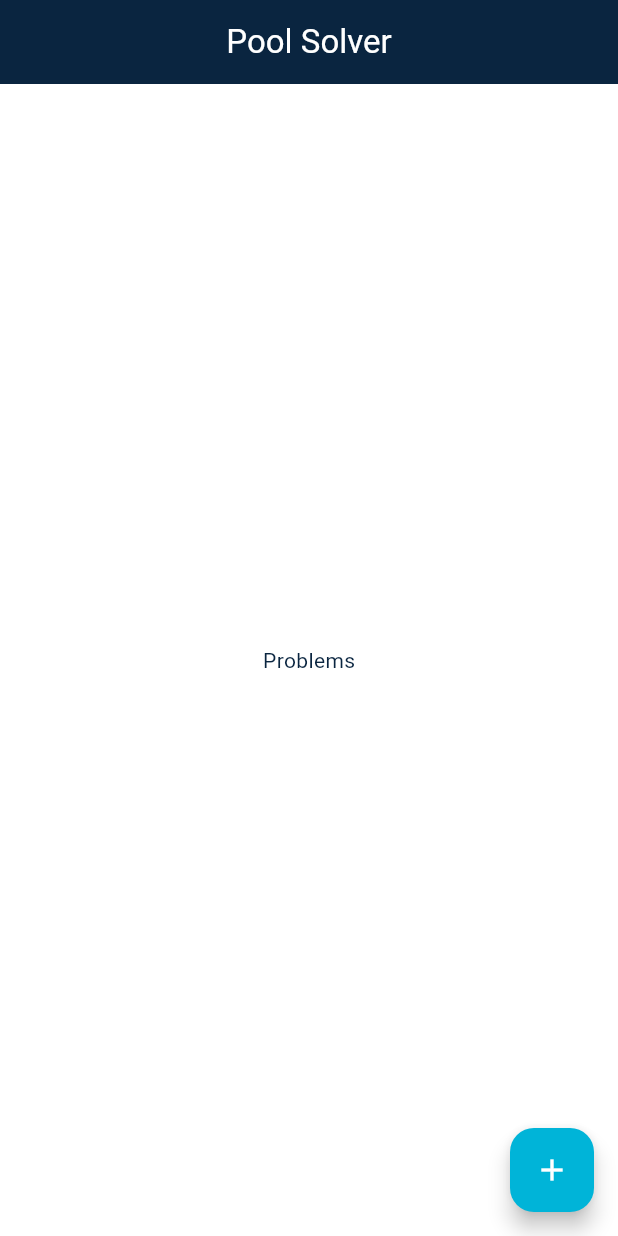
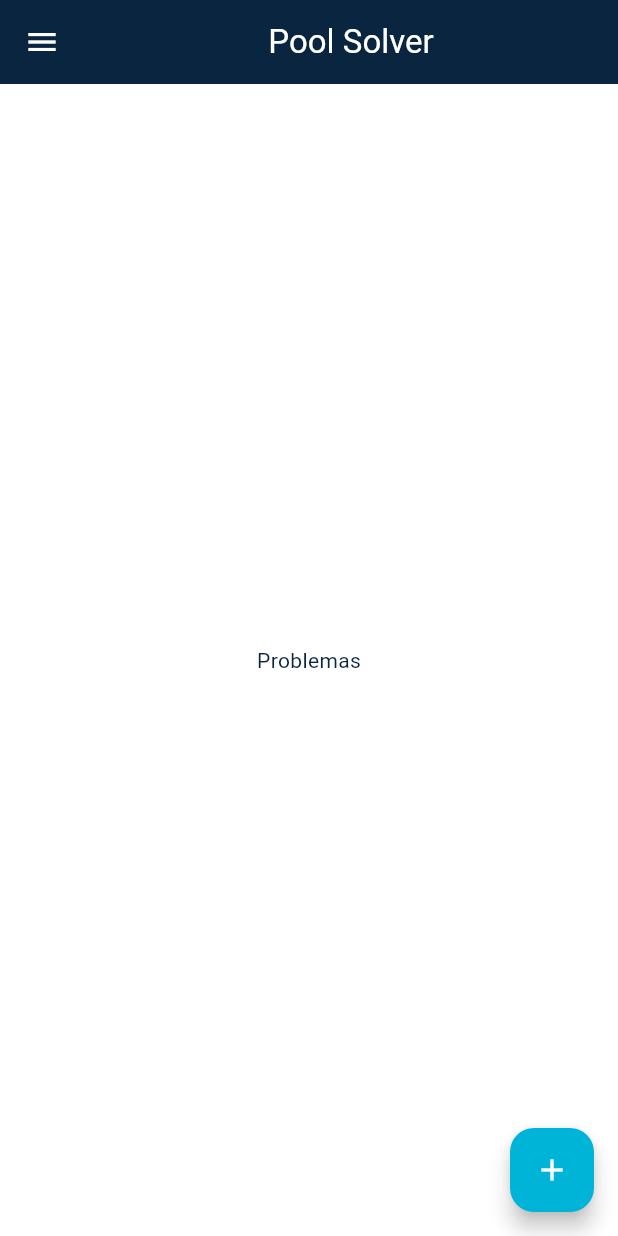
Before and after one commit to cascon77/pool_solver, a Flutter app: the screen it shows after launch, on a phone screen of 412 x 824 dp. Run offline on Flutter 3.47's test engine with Material 3 defaults, Android fonts, the phone set to English and light mode, and no system bars; our stand-ins replace flutter_riverpod, go_router.

Commit message:
[ADD] added a settings screen with the following features: change the background theme and switch the app language between Spanish and English

```diff
--- a/lib/core/app.dart
+++ b/lib/core/app.dart
@@ -1,24 +1,40 @@
 import 'package:flutter/material.dart';
+import 'package:flutter_riverpod/flutter_riverpod.dart';
 import 'package:go_router/go_router.dart';
 import 'package:flutter_localizations/flutter_localizations.dart';
 import 'package:pool_solution/l10n/app_localizations.dart';
 
-import '../presentation/screens/home/home_screen.dart';
-import 'theme/app_theme.dart';
+import 'package:pool_solution/presentation/screens/home/home_screen.dart';
+import 'package:pool_solution/presentation/screens/configuration/configuration_screen.dart';
+import 'package:pool_solution/presentation/providers/theme_provider.dart';
+import 'package:pool_solution/presentation/providers/locale_provider.dart';
+import 'package:pool_solution/core/theme/app_theme.dart';
 
-class PoolSolverApp extends StatelessWidget {
+// Definimos el router fuera del build para que sea persistente y no se reinicie la navegación
+final _routerProvider = Provider<GoRouter>((ref) {
+  return GoRouter(
+    initialLocation: '/',
+    routes: [
+      GoRoute(
+        path: '/',
+        builder: (context, state) => const HomeScreen(),
+      ),
+      GoRoute(
+        path: '/configuration',
+        builder: (context, state) => const ConfigurationScreen(),
+      ),
+    ],
+  );
+});
+
+class PoolSolverApp extends ConsumerWidget {
   const PoolSolverApp({super.key});
 
   @override
-  Widget build(BuildContext context) {
-    final router = GoRouter(
-      routes: [
-        GoRoute(
-          path: '/',
-          builder: (context, state) => const HomeScreen(),
-        ),
-      ],
-    );
+  Widget build(BuildContext context, WidgetRef ref) {
+    final themeMode = ref.watch(themeModeProvider);
+    final locale = ref.watch(localeProvider);
+    final router = ref.watch(_routerProvider);
 
     return MaterialApp.router(
       onGenerateTitle: (context) => AppLocalizations.of(context)!.appTitle,
@@ -26,7 +42,8 @@ class PoolSolverApp extends StatelessWidget {
       routerConfig: router,
       theme: AppTheme.light,
       darkTheme: AppTheme.dark,
-      themeMode: ThemeMode.system,
+      themeMode: themeMode,
+      locale: locale,
 
       localizationsDelegates: const [
         AppLocalizations.delegate,
--- a/lib/core/theme/app_theme.dart
+++ b/lib/core/theme/app_theme.dart
@@ -15,8 +15,6 @@ class AppTheme {
         onSecondary: Colors.white,
         error: AppColors.danger,
         onError: Colors.white,
-        background: AppColors.backgroundLight,
-        onBackground: AppColors.textPrimary,
         surface: AppColors.surfaceLight,
         onSurface: AppColors.textPrimary,
       ),
@@ -62,8 +60,6 @@ class AppTheme {
         onSecondary: Colors.white,
         error: AppColors.danger,
         onError: Colors.black,
-        background: AppColors.backgroundDark,
-        onBackground: Colors.white,
         surface: AppColors.surfaceDark,
         onSurface: Colors.white,
       ),
@@ -71,9 +67,10 @@ class AppTheme {
       scaffoldBackgroundColor: AppColors.backgroundDark,
 
       appBarTheme: const AppBarTheme(
-        backgroundColor: AppColors.backgroundDark,
+        backgroundColor: AppColors.surfaceDark,
         foregroundColor: Colors.white,
-        elevation: 0,
+        elevation: 1,
+        shadowColor: Colors.black45,
       ),
 
       cardTheme:CardThemeData(
--- /dev/null
+++ b/lib/core/widgets/common/common.dart
@@ -0,0 +1 @@
+export 'package:pool_solution/core/widgets/common/lateral_menu.dart';
--- /dev/null
+++ b/lib/core/widgets/widgets.dart
@@ -0,0 +1 @@
+export 'package:pool_solution/core/widgets/common/common.dart';
--- a/lib/l10n/app_localizations.dart
+++ b/lib/l10n/app_localizations.dart
@@ -124,6 +124,60 @@ abstract class AppLocalizations {
   /// In en, this message translates to:
   /// **'Tips'**
   String get homeTips;
+
+  /// No description provided for @homeConfiguration.
+  ///
+  /// In en, this message translates to:
+  /// **'Configuration'**
+  String get homeConfiguration;
+
+  /// No description provided for @description.
+  ///
+  /// In en, this message translates to:
+  /// **'Intelligent maintenance'**
+  String get description;
+
+  /// No description provided for @homePools.
+  ///
+  /// In en, this message translates to:
+  /// **'My pools'**
+  String get homePools;
+
+  /// No description provided for @language.
+  ///
+  /// In en, this message translates to:
+  /// **'Language'**
+  String get language;
+
+  /// No description provided for @version.
+  ///
+  /// In en, this message translates to:
+  /// **'Version'**
+  String get version;
+
+  /// No description provided for @versionNumber.
+  ///
+  /// In en, this message translates to:
+  /// **'v0.0.1 - Pool Solver'**
+  String get versionNumber;
+
+  /// No description provided for @light.
+  ///
+  /// In en, this message translates to:
+  /// **'Light'**
+  String get light;
+
+  /// No description provided for @dark.
+  ///
+  /// In en, this message translates to:
+  /// **'Dark'**
+  String get dark;
+
+  /// No description provided for @auto.
+  ///
+  /// In en, this message translates to:
+  /// **'Auto'**
+  String get auto;
 }
 
 class _AppLocalizationsDelegate extends LocalizationsDelegate<AppLocalizations> {
--- /dev/null
+++ b/lib/presentation/providers/locale_provider.dart
@@ -0,0 +1,4 @@
+import 'package:flutter/material.dart';
+import 'package:flutter_riverpod/flutter_riverpod.dart';
+
+final localeProvider = StateProvider<Locale>((ref) => const Locale('es'));
--- /dev/null
+++ b/lib/presentation/providers/theme_provider.dart
@@ -0,0 +1,4 @@
+import 'package:flutter/material.dart';
+import 'package:flutter_riverpod/flutter_riverpod.dart';
+
+final themeModeProvider = StateProvider<ThemeMode>((ref) => ThemeMode.system);
--- a/lib/presentation/screens/home/home_screen.dart
+++ b/lib/presentation/screens/home/home_screen.dart
@@ -1,4 +1,5 @@
 import 'package:flutter/material.dart';
+import 'package:pool_solution/core/widgets/common/common.dart';
 import 'package:pool_solution/l10n/app_localizations.dart';
 
 class HomeScreen extends StatelessWidget {
@@ -9,6 +10,7 @@ class HomeScreen extends StatelessWidget {
     final l10n = AppLocalizations.of(context)!;
 
     return Scaffold(
+      drawer: LateralMenu(),
       appBar: AppBar(title: Center(child: Text(l10n.appTitle))),
       body: Center(child: Text(l10n.homeProblems)),
 
```
Also changed, not shown: lib/core/widgets/common/lateral_menu.dart (+90 -8 lines), lib/l10n/app_en.arb (+10 -1 lines), lib/l10n/app_es.arb (+10 -1 lines), lib/l10n/app_localizations_en.dart (+27 -0 lines), lib/l10n/app_localizations_es.dart (+27 -0 lines), lib/presentation/screens/configuration/configuration_screen.dart (added, +188 -0 lines).
